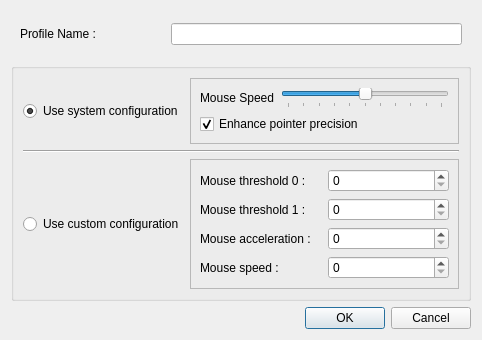
First picture: the form in MouseSetter/dialogaddprofile.ui, repository codec-abc/QtMouseSetter, before the edit.
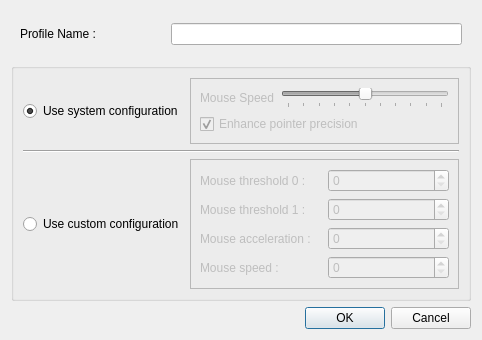
Second picture: the form after the edit. Icons and pictures are not drawn.

Patch:
```diff
--- a/MouseSetter/dialogaddprofile.ui
+++ b/MouseSetter/dialogaddprofile.ui
@@ -42,7 +42,7 @@
       <item row="0" column="1">
        <widget class="QFrame" name="frame">
         <property name="enabled">
-         <bool>true</bool>
+         <bool>false</bool>
         </property>
         <property name="frameShape">
          <enum>QFrame::StyledPanel</enum>
@@ -108,7 +108,7 @@
       <item row="2" column="1">
        <widget class="QFrame" name="frame_5">
         <property name="enabled">
-         <bool>true</bool>
+         <bool>false</bool>
         </property>
         <property name="frameShape">
          <enum>QFrame::StyledPanel</enum>
```
Left out of the diff: 10 changed lines with no effect on the pictures.
